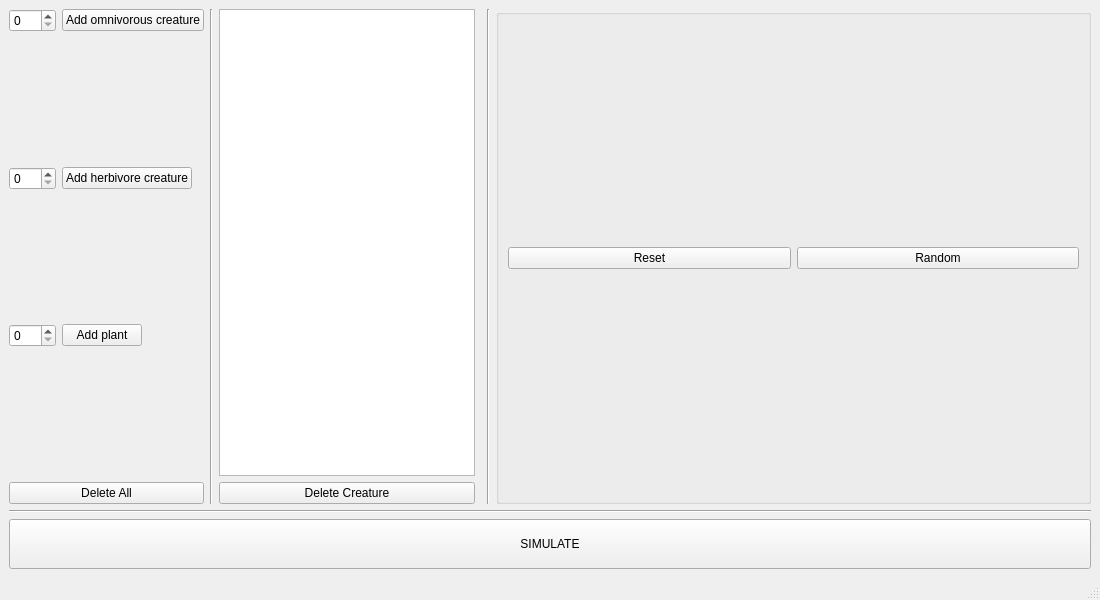
First picture: the form in Evolution_1/mainwindow.ui, repository Natali124/Evolution-Simulator, before the edit.
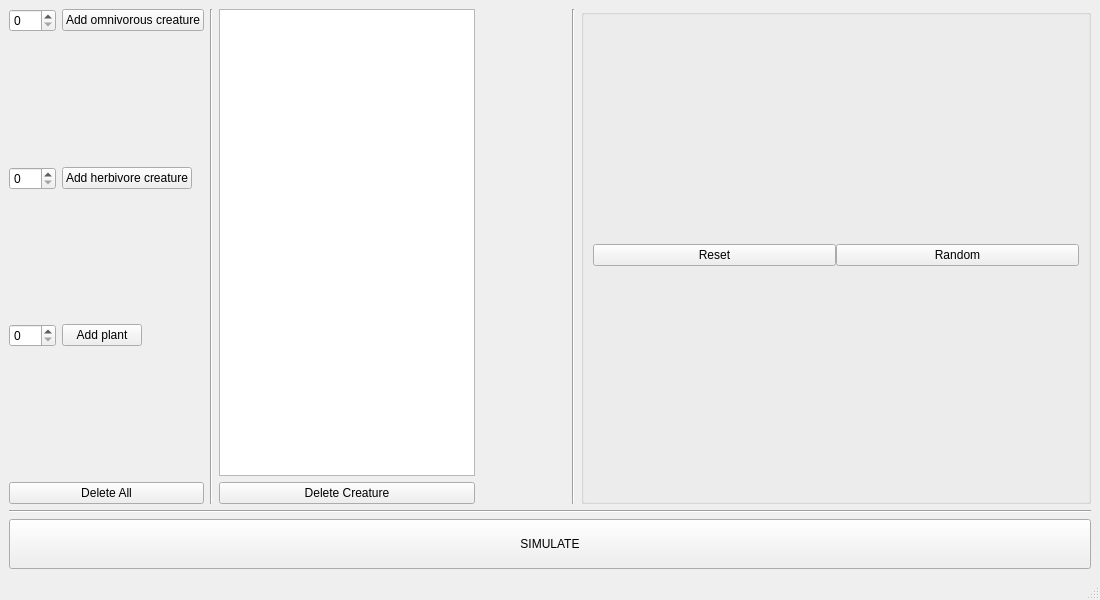
Second picture: the form after the edit.

Patch:
```diff
--- a/Evolution_1/mainwindow.ui
+++ b/Evolution_1/mainwindow.ui
@@ -126,12 +126,6 @@
     </item>
     <item row="0" column="6" rowspan="7">
      <widget class="QGroupBox" name="groupBox">
-      <property name="sizePolicy">
-       <sizepolicy hsizetype="Minimum" vsizetype="Minimum">
-        <horstretch>1</horstretch>
-        <verstretch>1</verstretch>
-       </sizepolicy>
-      </property>
       <property name="minimumSize">
        <size>
         <width>510</width>
@@ -141,11 +135,28 @@
       <property name="title">
        <string/>
       </property>
-      <layout class="QGridLayout" name="gridLayout_3">
-       <item row="1" column="0">
-        <layout class="QVBoxLayout" name="verticalLayout">
+      <layout class="QVBoxLayout" name="verticalLayout_3">
+       <property name="spacing">
+        <number>0</number>
+       </property>
+       <property name="topMargin">
+        <number>0</number>
+       </property>
+       <property name="bottomMargin">
+        <number>6</number>
+       </property>
+       <item>
+        <layout class="QVBoxLayout" name="verticalLayout_2">
+         <property name="spacing">
+          <number>0</number>
+         </property>
+        </layout>
+       </item>
          <item>
           <layout class="QHBoxLayout" name="horizontalLayout">
+         <property name="spacing">
+          <number>0</number>
+         </property>
            <item>
             <widget class="QPushButton" name="button_reset">
              <property name="sizePolicy">
@@ -173,11 +184,6 @@
             </widget>
            </item>
           </layout>
-         </item>
-        </layout>
-       </item>
-       <item row="0" column="0">
-        <layout class="QVBoxLayout" name="verticalLayout_2"/>
        </item>
       </layout>
      </widget>
```
Lines whose indentation alone changed are shown as unchanged.
